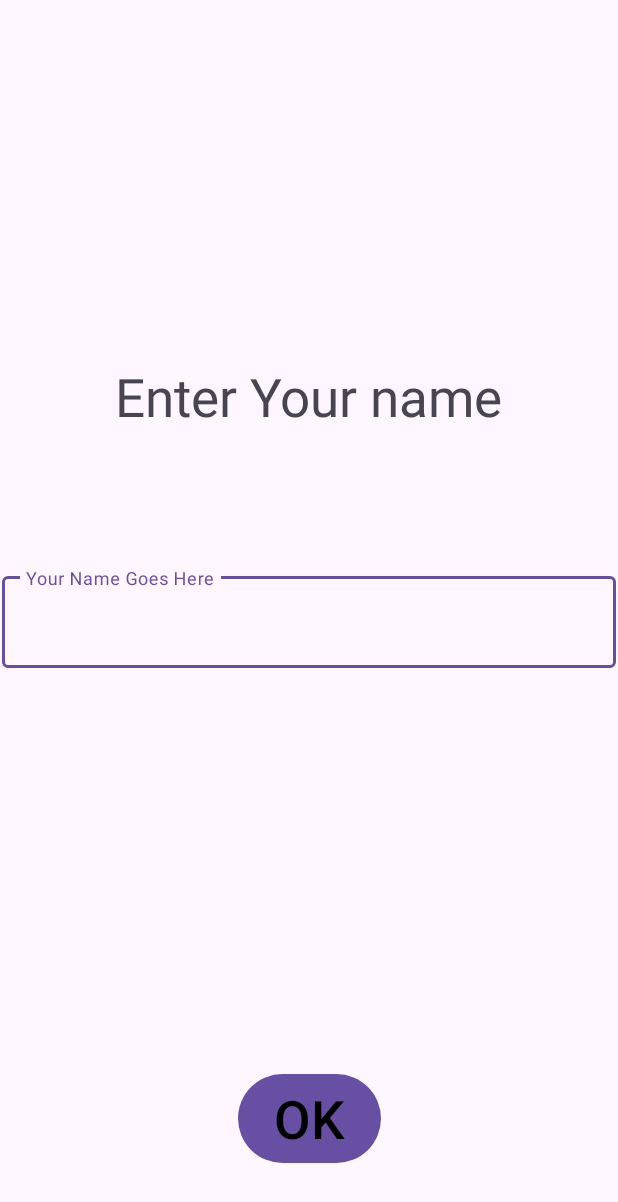
After one commit to tonyarkouch/whack-a-mole, an Android app: the EnterNameActivity screen opened directly, with no data from a screen before it, on a phone screen of 412 x 824 dp. The commit adds this screen. Shown: the top 1202 px of the screen. Run offline under Robolectric (Android 15) with nearby library versions, the phone set to English and light mode, and no system bars.

Commit message:
midway edits

```diff
--- a/app/src/main/AndroidManifest.xml
+++ b/app/src/main/AndroidManifest.xml
@@ -12,6 +12,9 @@
         android:supportsRtl="true"
         android:theme="@style/Theme.MyApplication"
         tools:targetApi="31">
+        <activity
+            android:name=".EnterNameActivity"
+            android:exported="false" />
         <activity
             android:name=".HighScoreActivity"
             android:exported="false" />
--- /dev/null
+++ b/app/src/main/java/com/example/myapplication/EnterNameActivity.java
@@ -0,0 +1,24 @@
+package com.example.myapplication;
+
+import android.os.Bundle;
+
+import androidx.activity.EdgeToEdge;
+import androidx.appcompat.app.AppCompatActivity;
+import androidx.core.graphics.Insets;
+import androidx.core.view.ViewCompat;
+import androidx.core.view.WindowInsetsCompat;
+
+public class EnterNameActivity extends AppCompatActivity {
+
+    @Override
+    protected void onCreate(Bundle savedInstanceState) {
+        super.onCreate(savedInstanceState);
+        EdgeToEdge.enable(this);
+        setContentView(R.layout.activity_enter_name);
+        ViewCompat.setOnApplyWindowInsetsListener(findViewById(R.id.main), (v, insets) -> {
+            Insets systemBars = insets.getInsets(WindowInsetsCompat.Type.systemBars());
+            v.setPadding(systemBars.left, systemBars.top, systemBars.right, systemBars.bottom);
+            return insets;
+        });
+    }
+}
--- /dev/null
+++ b/app/src/main/res/layout/activity_enter_name.xml
@@ -0,0 +1,53 @@
+<?xml version="1.0" encoding="utf-8"?>
+<androidx.constraintlayout.widget.ConstraintLayout xmlns:android="http://schemas.android.com/apk/res/android"
+    xmlns:app="http://schemas.android.com/apk/res-auto"
+    xmlns:tools="http://schemas.android.com/tools"
+    android:id="@+id/main"
+    android:layout_width="match_parent"
+    android:layout_height="match_parent"
+    tools:context=".EnterNameActivity">
+
+    <TextView
+        android:id="@+id/enter_high_score"
+        android:layout_width="wrap_content"
+        android:layout_height="wrap_content"
+        android:text="Enter Your name"
+        android:textSize="35sp"
+        app:layout_constraintBottom_toBottomOf="parent"
+        app:layout_constraintEnd_toEndOf="parent"
+        app:layout_constraintHorizontal_bias="0.498"
+        app:layout_constraintStart_toStartOf="parent"
+        app:layout_constraintTop_toTopOf="parent"
+        app:layout_constraintVertical_bias="0.31" />
+
+    <Button
+        android:id="@+id/button"
+        android:layout_width="wrap_content"
+        android:layout_height="wrap_content"
+        android:text="OK"
+        android:textSize="35sp"
+        android:textColor="@color/black"
+        app:layout_constraintBottom_toBottomOf="parent"
+        app:layout_constraintEnd_toEndOf="parent"
+        app:layout_constraintStart_toStartOf="parent"
+        app:layout_constraintTop_toTopOf="parent"
+        app:layout_constraintVertical_bias="0.941" />
+
+    <com.google.android.material.textfield.TextInputLayout
+        android:id="@+id/name_for_high_score"
+        android:layout_width="409dp"
+        android:layout_height="wrap_content"
+        tools:layout_editor_absoluteX="1dp"
+        tools:layout_editor_absoluteY="384dp"
+        app:layout_constraintBottom_toBottomOf="parent"
+        app:layout_constraintEnd_toEndOf="parent"
+        app:layout_constraintStart_toStartOf="parent"
+        app:layout_constraintTop_toTopOf="parent">
+
+        <com.google.android.material.textfield.TextInputEditText
+            android:id="@+id/enter_name_for_high_score"
+            android:layout_width="match_parent"
+            android:layout_height="61dp"
+            android:hint="Your Name Goes Here" />
+    </com.google.android.material.textfield.TextInputLayout>
+</androidx.constraintlayout.widget.ConstraintLayout>
--- a/app/src/main/res/layout/activity_high_score.xml
+++ b/app/src/main/res/layout/activity_high_score.xml
@@ -80,4 +80,5 @@
         app:layout_constraintStart_toStartOf="parent"
         app:layout_constraintTop_toBottomOf="@+id/timedMode"
         app:layout_constraintVertical_bias="0.174" />
+
 </androidx.constraintlayout.widget.ConstraintLayout>
```
Also changed, not shown: app/src/main/java/com/example/myapplication/HighScoreActivity.java (+68 -0 lines), app/src/main/java/com/example/myapplication/MainActivity.java (+5 -4 lines).
